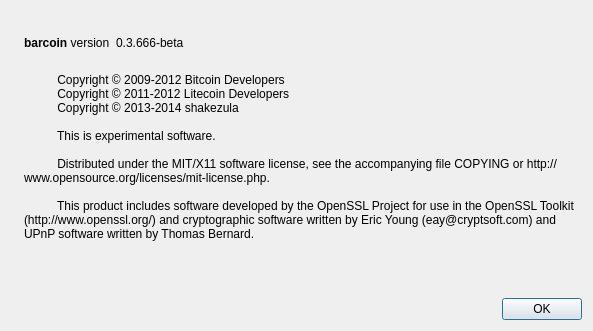
This is src/qt/forms/aboutdialog.ui in IamnotGod/CopyCloneCoin as Qt 5 draws it before an edit. The edited form follows.
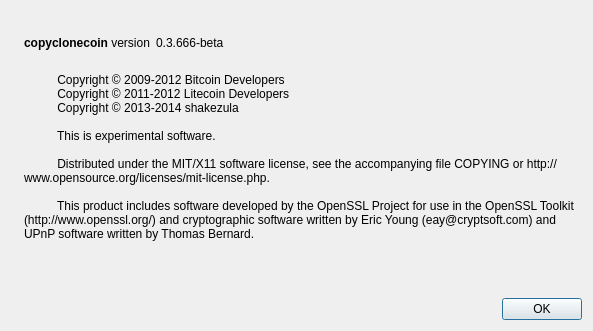
This is the edited form. Icons and pictures are not drawn.

Patch:
```diff
--- a/src/qt/forms/aboutdialog.ui
+++ b/src/qt/forms/aboutdialog.ui
@@ -50,7 +50,7 @@
           <cursorShape>IBeamCursor</cursorShape>
          </property>
          <property name="text">
-          <string>&lt;b&gt;barcoin&lt;/b&gt; version</string>
+          <string>&lt;b&gt;copyclonecoin&lt;/b&gt; version</string>
          </property>
          <property name="textInteractionFlags">
           <set>Qt::LinksAccessibleByMouse|Qt::TextSelectableByKeyboard|Qt::TextSelectableByMouse</set>
```
Left out of the diff: 2 changed lines with no effect on the pictures.
